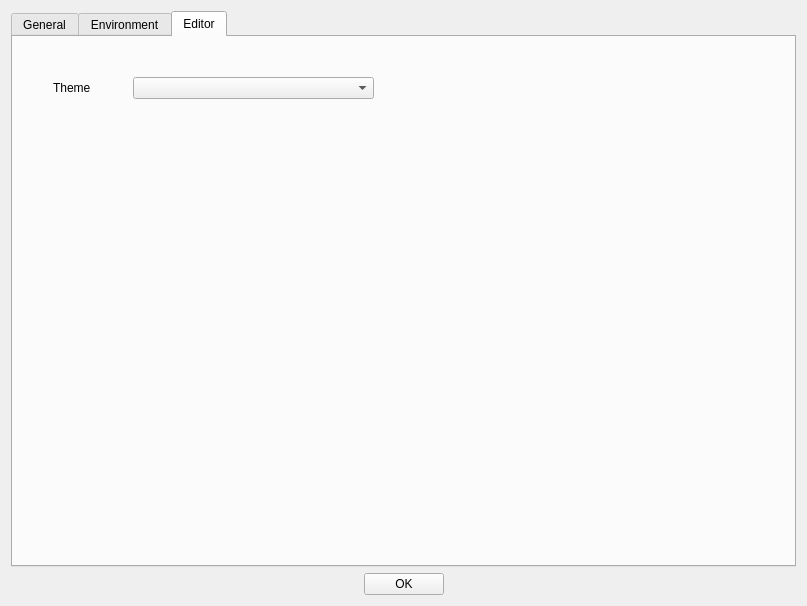
Old version of the form source/dialogtrsesettings.ui in the repository Happy-Ferret/Fluff64.
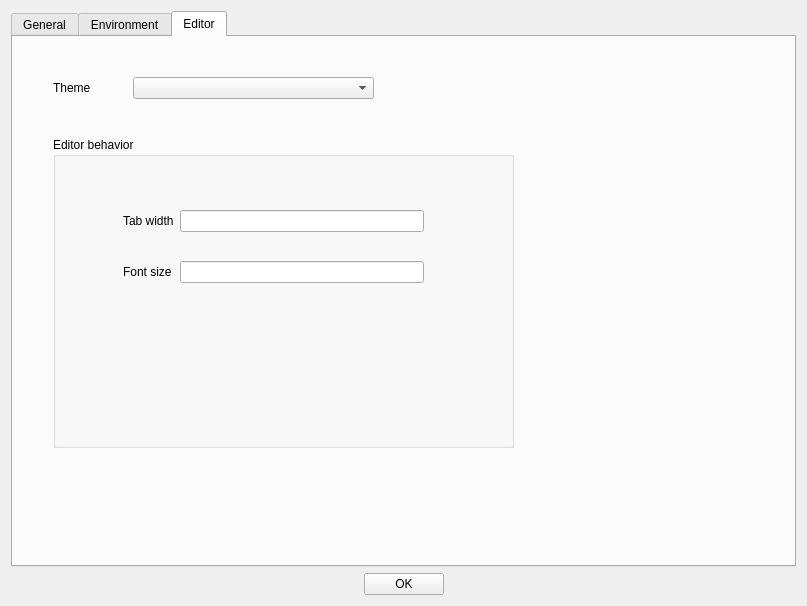
New version of the form. The open tabs and pages were chosen to show the change.

```diff
--- a/source/dialogtrsesettings.ui
+++ b/source/dialogtrsesettings.ui
@@ -104,6 +104,59 @@
           <string>Theme</string>
          </property>
         </widget>
+        <widget class="QGroupBox" name="groupBox">
+         <property name="geometry">
+          <rect>
+           <x>40</x>
+           <y>100</y>
+           <width>461</width>
+           <height>311</height>
+          </rect>
+         </property>
+         <property name="title">
+          <string>Editor behavior</string>
+         </property>
+         <widget class="QWidget" name="gridLayoutWidget_2">
+          <property name="geometry">
+           <rect>
+            <x>70</x>
+            <y>50</y>
+            <width>301</width>
+            <height>121</height>
+           </rect>
+          </property>
+          <layout class="QGridLayout" name="gridLayout_4">
+           <item row="2" column="1">
+            <widget class="QLineEdit" name="leFontSize">
+             <property name="inputMask">
+              <string>99</string>
+             </property>
+            </widget>
+           </item>
+           <item row="0" column="1">
+            <widget class="QLineEdit" name="leTabWidth">
+             <property name="inputMask">
+              <string>99</string>
+             </property>
+            </widget>
+           </item>
+           <item row="0" column="0">
+            <widget class="QLabel" name="label_4">
+             <property name="text">
+              <string>Tab width</string>
+             </property>
+            </widget>
+           </item>
+           <item row="2" column="0">
+            <widget class="QLabel" name="label_5">
+             <property name="text">
+              <string>Font size</string>
+             </property>
+            </widget>
+           </item>
+          </layout>
+         </widget>
+        </widget>
        </widget>
       </widget>
      </item>
```
Left out of the diff: 2 changed lines with no effect on the pictures.
